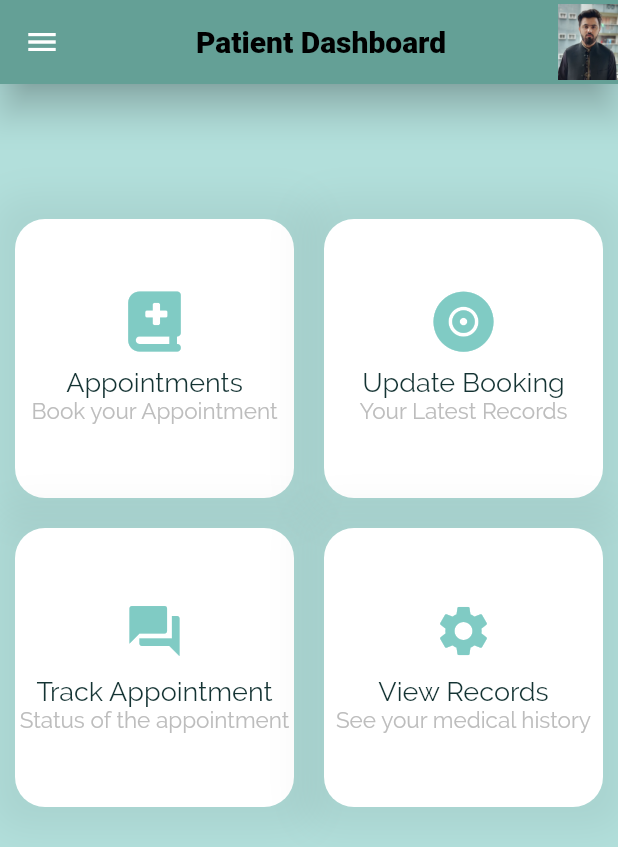
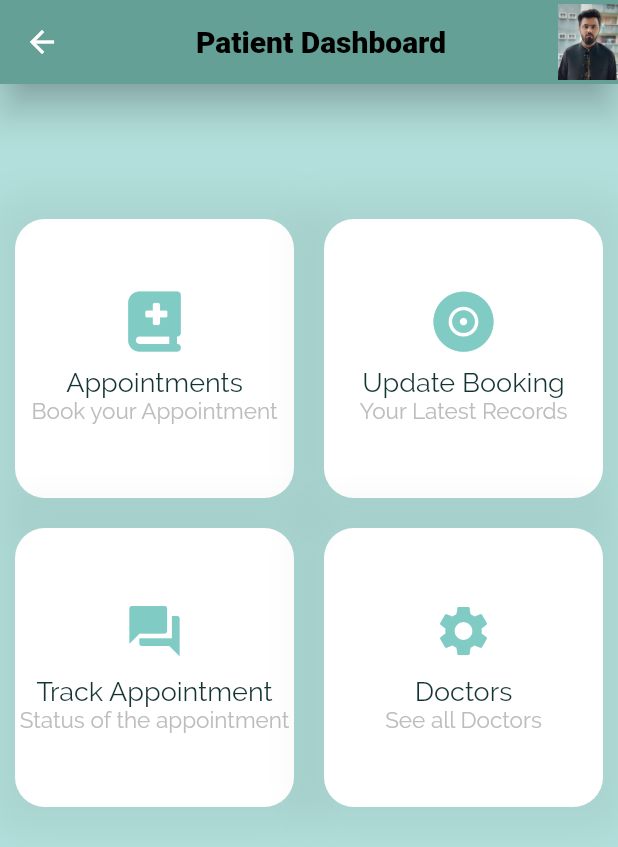
Before and after one commit to arsu663/fyp2, a Flutter app: the PatientDashboardScreen screen opened directly, on a phone screen of 412 x 824 dp. Shown: the top 847 px of the screen. Run offline on Flutter 3.47's test engine with Material 2 defaults, Android fonts, the phone set to English and light mode, and no system bars; our stand-ins replace flutter_spinkit, font_awesome_flutter, google_fonts.

Commit message:
new changes

```diff
--- a/lib/main.dart
+++ b/lib/main.dart
@@ -30,7 +30,7 @@
               headline5: TextStyle(fontSize: 22, fontFamily: 'RobotoCondensed'),
             ),
       ),
-      home: DoctorList(doctors),
+      home: SplashScreen(),
     );
   }
 }
--- a/lib/screens/patient/patient_dashboard_view.dart
+++ b/lib/screens/patient/patient_dashboard_view.dart
@@ -29,8 +29,8 @@ List<Category> listCategory = [
   ),
   Category(
     icon: Icons.settings,
-    title: "View Records",
-    subTitle: "See your medical history",
+    title: "Doctors",
+    subTitle: "See all Doctors",
     color: Colors.teal[200],
   ),
 ];
@@ -80,7 +80,7 @@ class _PatientDashboardScreenState extends State<PatientDashboardScreen> {
               ),
             ),
           ),
-          drawer: Drawer(),
+          // drawer: Drawer(),
           body: buildGridView(),
         );
       },
```
